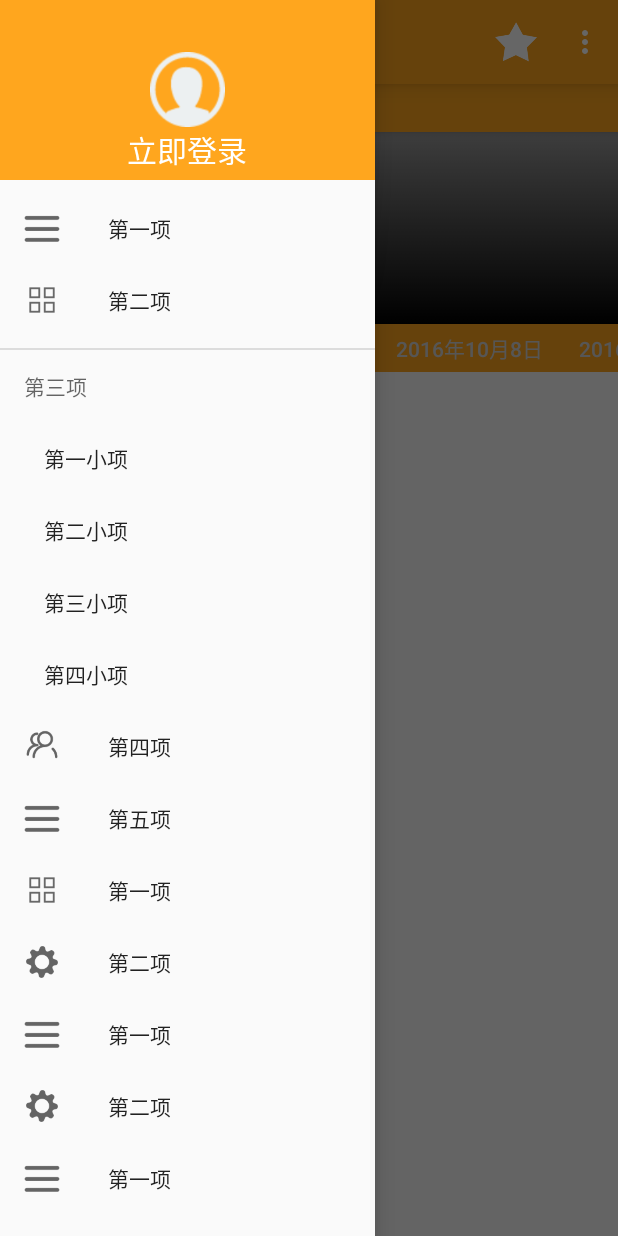
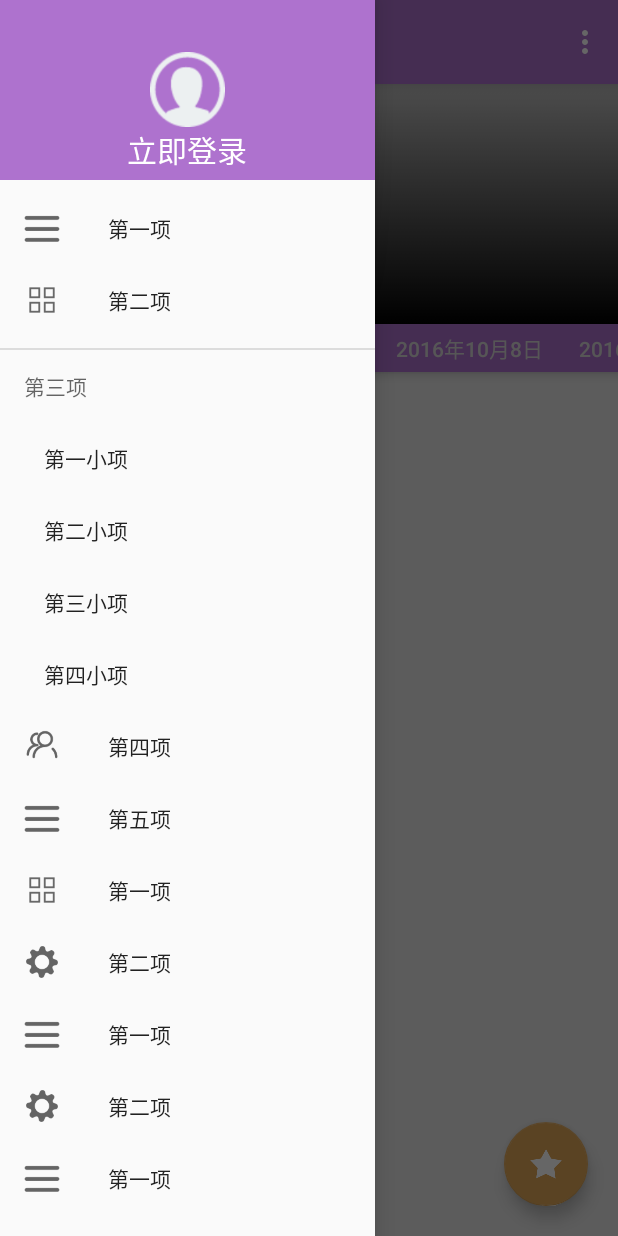
Before and after one commit to TTTqiu/TDaily, an Android app: the screen it shows after launch (MainActivity), with the side drawer open, on a phone screen of 412 x 824 dp. Run offline under Robolectric (Android 15) with nearby library versions, the phone set to English and light mode, and no system bars; pictures from the network do not load; 6 statements that could not run were skipped.

Commit message:
20161010

```diff
--- a/app/src/main/java/com/ttt/zhihudaily/adapter/MyRecyclerAdapter.java
+++ b/app/src/main/java/com/ttt/zhihudaily/adapter/MyRecyclerAdapter.java
@@ -23,7 +23,7 @@ public class MyRecyclerAdapter extends RecyclerView.Adapter<MyRecyclerAdapter.My
     private Context context;
     private MyOnItemClickListener myOnItemClickListener;
     private int heights[]=
-            {526,657,678,486,588,549,532,592,478,591,545,524,633,532,596,545,584,478,625,587};
+            {526,657,678,486,588,549,532,592,478,591,545,524,633,532,596,545,584,478,625,587,514,597,625,475,574};
 
     public MyRecyclerAdapter(Context context, List<Title> list) {
         super();
--- a/app/src/main/java/com/ttt/zhihudaily/task/LoadBannerTask.java
+++ b/app/src/main/java/com/ttt/zhihudaily/task/LoadBannerTask.java
@@ -2,6 +2,7 @@ package com.ttt.zhihudaily.task;
 
 import android.content.Context;
 import android.os.AsyncTask;
+import android.support.design.widget.Snackbar;
 import android.support.v4.widget.SwipeRefreshLayout;
 import android.util.Log;
 import android.view.View;
@@ -60,7 +61,7 @@ public class LoadBannerTask extends AsyncTask<Void,Void,TitleBean>{
 
         if(swipeRefreshLayout!=null){
             swipeRefreshLayout.setRefreshing(false);
-            Toast.makeText(context, "刷新成功", Toast.LENGTH_SHORT).show();
+            Snackbar.make(swipeRefreshLayout, "刷新成功", Snackbar.LENGTH_SHORT).show();
         }
     }
 }
--- a/app/src/main/res/layout/activity_main.xml
+++ b/app/src/main/res/layout/activity_main.xml
@@ -12,6 +12,7 @@
         android:layout_height="match_parent">
 
         <android.support.design.widget.CoordinatorLayout
+            android:id="@+id/coordinator_layout"
             android:layout_width="match_parent"
             android:layout_height="match_parent"
             android:orientation="vertical">
@@ -150,6 +151,16 @@
 
             </android.support.v4.widget.SwipeRefreshLayout>
 
+            <android.support.design.widget.FloatingActionButton
+                android:id="@+id/fab"
+                android:layout_width="wrap_content"
+                android:layout_height="wrap_content"
+                android:src="@drawable/fav_normal"
+                android:layout_marginBottom="20dp"
+                android:layout_marginRight="20dp"
+                app:layout_anchor="@id/swipe_refresh"
+                app:layout_anchorGravity="bottom|right"/>
+
         </android.support.design.widget.CoordinatorLayout>
 
         <android.support.design.widget.NavigationView
--- a/app/src/main/res/menu/menu_main.xml
+++ b/app/src/main/res/menu/menu_main.xml
@@ -1,11 +1,5 @@
 <?xml version="1.0" encoding="utf-8"?>
-<menu xmlns:android="http://schemas.android.com/apk/res/android"
-    xmlns:app="http://schemas.android.com/apk/res-auto">
-    <item
-        android:id="@+id/menu_main_fav"
-        android:icon="@drawable/fav_normal"
-        android:title="@string/menu_fav"
-        app:showAsAction="ifRoom"/>
+<menu xmlns:android="http://schemas.android.com/apk/res/android">
     <item
         android:id="@+id/menu_main_settings"
         android:title="@string/menu_settings"/>
--- a/app/src/main/res/values/colors.xml
+++ b/app/src/main/res/values/colors.xml
@@ -1,8 +1,8 @@
 <?xml version="1.0" encoding="utf-8"?>
 <resources>
-    <color name="colorPrimary">#ffa61e</color>
-    <color name="colorPrimaryDark">#c48119</color>
-    <color name="colorAccent">#e4070e</color>
+    <color name="colorPrimary">#ae72ce</color>
+    <color name="colorPrimaryDark">#ae72ce</color>
+    <color name="colorAccent">#e1a757</color>
     <color name="gray_background">#e6e6e6</color>
     <color name="gray_shadow">#c1c1c1</color>
     <color name="white">#ffffff</color>
--- a/app/src/main/res/values/styles.xml
+++ b/app/src/main/res/values/styles.xml
@@ -4,14 +4,14 @@
     <style name="AppTheme" parent="Theme.AppCompat.Light.DarkActionBar">
         <!-- Customize your theme here. -->
         <item name="colorPrimary">@color/colorPrimary</item>
-        <item name="colorPrimaryDark">@color/colorPrimary</item>
+        <item name="colorPrimaryDark">@color/colorPrimaryDark</item>
         <item name="colorAccent">@color/colorAccent</item>
     </style>
 
     <style name="MyTheme.NoActionBar" parent="Theme.AppCompat.Light.NoActionBar">
         <!-- Customize your theme here. -->
         <item name="colorPrimary">@color/colorPrimary</item>
-        <item name="colorPrimaryDark">@color/colorPrimary</item>
+        <item name="colorPrimaryDark">@color/colorPrimaryDark</item>
         <item name="colorAccent">@color/colorAccent</item>
     </style>
 
@@ -23,7 +23,7 @@
     <style name="MyToolbarTheme" parent="Theme.AppCompat.Light">
         <!-- Customize your theme here. -->
         <item name="colorPrimary">@color/colorPrimary</item>
-        <item name="colorPrimaryDark">@color/colorPrimary</item>
+        <item name="colorPrimaryDark">@color/colorPrimaryDark</item>
         <item name="colorAccent">@color/colorAccent</item>
         <item name="titleTextColor">@color/white</item>
         <!--默认按钮颜色-->
```
Also changed, not shown: app/src/main/java/com/ttt/zhihudaily/activity/FavouriteActivity.java (+10 -8 lines), app/src/main/java/com/ttt/zhihudaily/activity/MainActivity.java (+30 -10 lines), app/src/main/java/com/ttt/zhihudaily/fragment/MyFragment.java (+9 -3 lines).
